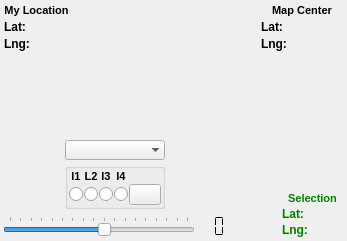
First picture: the form in src/plugins/map/mapform.ui, repository xnamed/vacuum-im, before the edit.
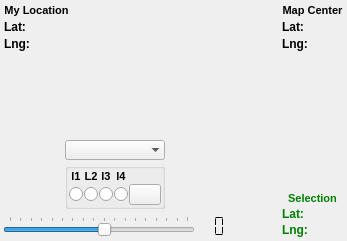
Second picture: the form after the edit. Custom widgets are drawn as their Qt base class.

```diff
--- a/src/plugins/map/mapform.ui
+++ b/src/plugins/map/mapform.ui
@@ -29,7 +29,7 @@
    <item row="0" column="0">
     <widget class="QFrame" name="frmLocation">
      <property name="sizePolicy">
-      <sizepolicy hsizetype="Fixed" vsizetype="Fixed">
+      <sizepolicy hsizetype="Maximum" vsizetype="Maximum">
        <horstretch>0</horstretch>
        <verstretch>0</verstretch>
       </sizepolicy>
@@ -210,7 +210,7 @@
    <item row="0" column="3" colspan="2">
     <widget class="QFrame" name="frmMapCenter">
      <property name="sizePolicy">
-      <sizepolicy hsizetype="Minimum" vsizetype="Fixed">
+      <sizepolicy hsizetype="Maximum" vsizetype="Maximum">
        <horstretch>0</horstretch>
        <verstretch>0</verstretch>
       </sizepolicy>
@@ -1085,7 +1085,7 @@
      </layout>
     </widget>
    </item>
-   <item row="1" column="0" colspan="3">
+   <item row="1" column="0" colspan="4">
     <spacer name="verticalSpacer">
      <property name="orientation">
       <enum>Qt::Vertical</enum>
@@ -1098,7 +1098,7 @@
      </property>
     </spacer>
    </item>
-   <item row="1" column="3" rowspan="2" colspan="2">
+   <item row="1" column="4" rowspan="2">
     <spacer name="verticalSpacer_2">
      <property name="orientation">
       <enum>Qt::Vertical</enum>
@@ -1863,7 +1863,7 @@
      </item>
     </layout>
    </item>
-   <item row="3" column="2" colspan="2">
+   <item row="3" column="2">
     <spacer name="horizontalSpacer_2">
      <property name="orientation">
       <enum>Qt::Horizontal</enum>
@@ -1879,7 +1879,7 @@
      </property>
     </spacer>
    </item>
-   <item row="3" column="4">
+   <item row="3" column="3" colspan="2">
     <widget class="QFrame" name="frmSelection">
      <property name="sizePolicy">
       <sizepolicy hsizetype="Minimum" vsizetype="Fixed">
```
